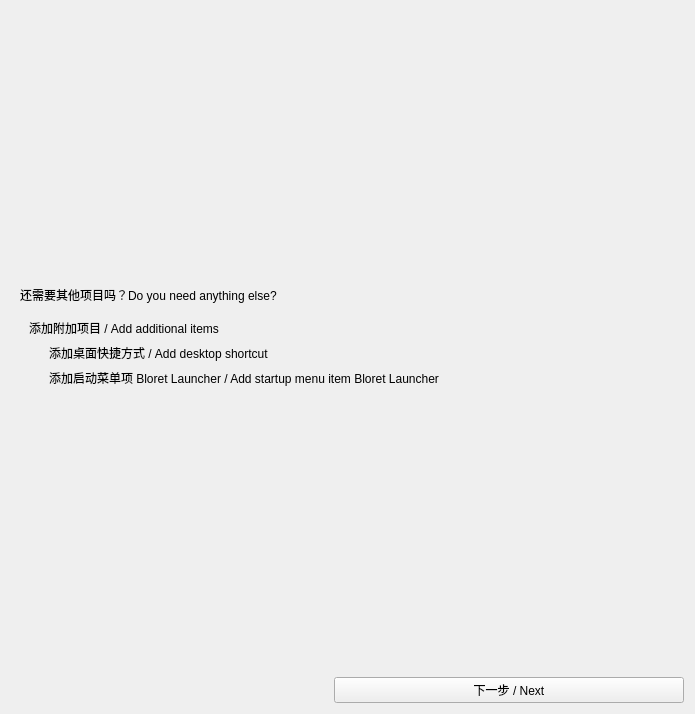
BloretCrew/Bloret-Launcher-Setup, file ui/page2.2.ui: the form before one commit.
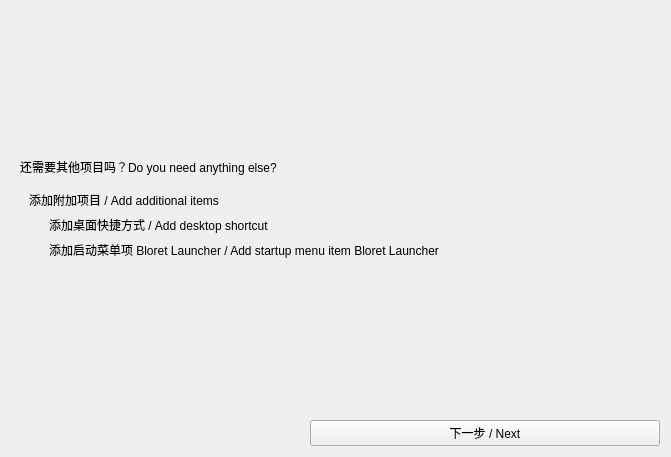
The form after the commit. Icons and pictures are not drawn. Custom widgets are drawn as their Qt base class.

Diff of the .ui file:
```diff
--- a/ui/page2.2.ui
+++ b/ui/page2.2.ui
@@ -6,8 +6,8 @@
    <rect>
     <x>0</x>
     <y>0</y>
-    <width>695</width>
-    <height>714</height>
+    <width>671</width>
+    <height>457</height>
    </rect>
   </property>
   <property name="sizePolicy">
@@ -44,8 +44,8 @@
        <rect>
         <x>0</x>
         <y>0</y>
-        <width>677</width>
-        <height>656</height>
+        <width>653</width>
+        <height>399</height>
        </rect>
       </property>
       <layout class="QVBoxLayout" name="verticalLayout_2">
```
